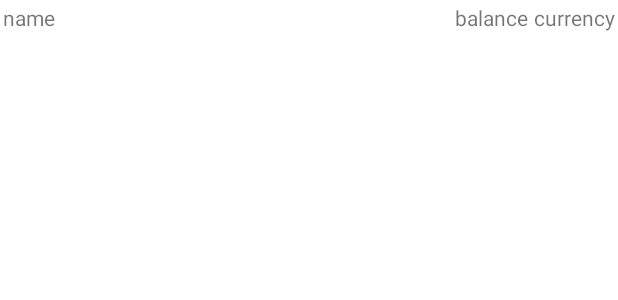
After one commit to OleksandrTheGreat/BiP.Android, an Android app: the layout home_accounts.xml on its own in the app's theme, with its tools: preview values and no code run, on a phone screen of 412 x 824 dp. The commit adds this screen. Shown: the top 300 px of the screen. Run offline under Robolectric (Android 15) with nearby library versions, the phone set to English and light mode, and no system bars.

Commit message:
home accounts list

```diff
--- /dev/null
+++ b/app/src/main/res/layout/home_accounts.xml
@@ -0,0 +1,43 @@
+<?xml version="1.0" encoding="utf-8"?>
+<androidx.constraintlayout.widget.ConstraintLayout
+    xmlns:android="http://schemas.android.com/apk/res/android"
+    android:layout_width="match_parent"
+    android:layout_height="match_parent">
+
+    <LinearLayout
+        android:layout_width="match_parent"
+        android:layout_height="match_parent"
+        android:orientation="horizontal"
+        android:weightSum="100">
+
+        <TextView
+            android:id="@+id/home_account_name"
+            android:layout_width="match_parent"
+            android:layout_height="wrap_content"
+            android:layout_weight="50"
+            android:padding="2dp"
+            android:text="name" />
+
+        <LinearLayout
+            android:layout_width="match_parent"
+            android:layout_height="wrap_content"
+            android:layout_weight="50"
+            android:gravity="right"
+            android:orientation="horizontal">
+
+            <TextView
+                android:id="@+id/home_account_balance"
+                android:layout_width="wrap_content"
+                android:layout_height="wrap_content"
+                android:padding="2dp"
+                android:text="balance" />
+
+            <TextView
+                android:id="@+id/home_account_currency"
+                android:layout_width="wrap_content"
+                android:layout_height="wrap_content"
+                android:padding="2dp"
+                android:text="currency" />
+        </LinearLayout>
+    </LinearLayout>
+</androidx.constraintlayout.widget.ConstraintLayout>
--- a/app/src/main/res/layout/home_activity.xml
+++ b/app/src/main/res/layout/home_activity.xml
@@ -6,4 +6,8 @@
     android:layout_height="match_parent"
     tools:context=".ui.home.HomeActivity">
 
+    <ListView
+        android:id="@+id/home_accounts_view"
+        android:layout_width="match_parent"
+        android:layout_height="match_parent"/>
 </androidx.constraintlayout.widget.ConstraintLayout>
```
Also changed, not shown: app/src/main/java/com/otg/bip/data/db/AppDatabase.java (+3 -6 lines), app/src/main/java/com/otg/bip/data/db/entities/Account.java (+16 -2 lines), app/src/main/java/com/otg/bip/infrastructure/Tools.java (added, +16 -0 lines), app/src/main/java/com/otg/bip/ui/home/HomeAccountsListAdapter.java (added, +52 -0 lines), app/src/main/java/com/otg/bip/ui/home/HomeActivity.java (+8 -0 lines), 1 other file.
